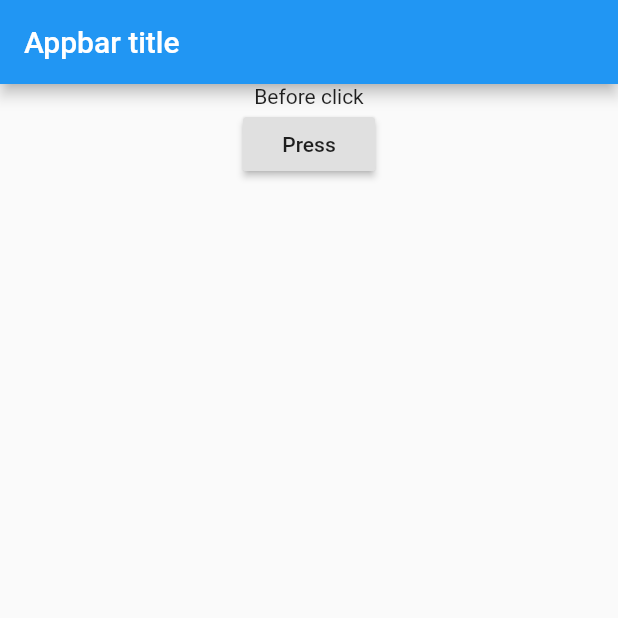
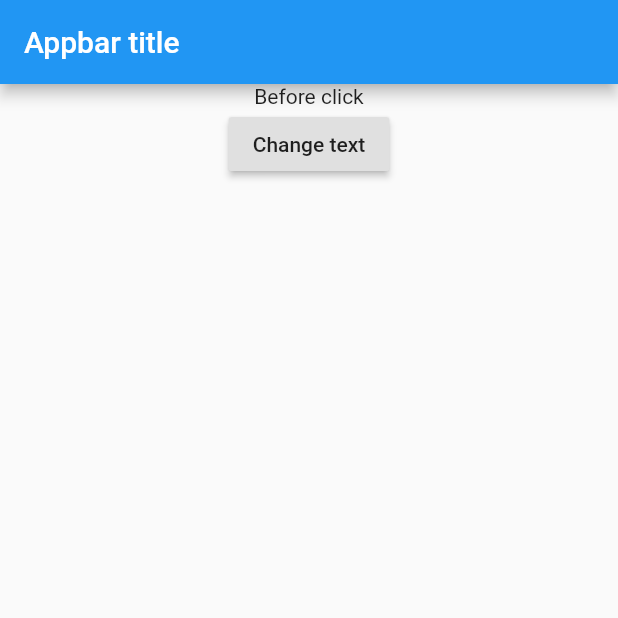
Before and after one commit to madhank93/Flutter_assignment_1, a Flutter app: the screen it shows after launch, on a phone screen of 412 x 824 dp, the top half of it. Run offline on Flutter 3.47's test engine with Material 2 defaults, Android fonts, the phone set to English and light mode, and no system bars.

Commit message:
Code clean up

```diff
--- a/lib/main.dart
+++ b/lib/main.dart
@@ -1,20 +1,10 @@
 import 'package:flutter/material.dart';
+import 'package:flutter_assignment/text_output.dart';
+import 'package:flutter_assignment/text_control.dart';
 
 void main() => runApp(BasicApp());
 
-class BasicApp extends StatefulWidget {
-  @override
-  _BasicAppState createState() => _BasicAppState();
-}
-
-class _BasicAppState extends State<BasicApp> {
-  String text = 'Before click';
-
-  void _changeText() {
-    setState(() {
-      text = 'after clicked';
-    });
-  }
+class BasicApp extends StatelessWidget {
 
   @override
   Widget build(BuildContext context) {
@@ -23,18 +13,7 @@ class _BasicAppState extends State<BasicApp> {
         appBar: AppBar(
           title: Text('Appbar title'),
         ),
-        body: Container(
-          width: double.infinity,
-          child: Column(
-            children: <Widget>[
-              Text(text),
-              RaisedButton(
-                onPressed: _changeText,
-                child: Text('Press'),
-              ),
-            ],
-          ),
-        ),
+        body: TextControl()
       ),
     );
   }
--- /dev/null
+++ b/lib/text_control.dart
@@ -0,0 +1,33 @@
+import 'package:flutter/material.dart';
+import 'package:flutter_assignment/text_output.dart';
+
+class TextControl extends StatefulWidget {
+  @override
+  _TextControlState createState() => _TextControlState();
+}
+
+class _TextControlState extends State<TextControl> {
+  String text = 'Before click';
+
+  @override
+  Widget build(BuildContext context) {
+    return Container(
+      width: double.infinity,
+      child: Column(
+        children: <Widget>[
+          InitialText(text),
+          RaisedButton(
+            onPressed: () {
+              setState(
+                () {
+                  text = 'after clicked';
+                },
+              );
+            },
+            child: Text('Change text'),
+          ),
+        ],
+      ),
+    );
+  }
+}
--- /dev/null
+++ b/lib/text_output.dart
@@ -0,0 +1,12 @@
+import 'package:flutter/material.dart';
+
+class InitialText extends StatelessWidget {
+  final String initialText;
+
+  InitialText (this.initialText);
+
+  @override
+  Widget build(BuildContext context) {
+    return Text(initialText);
+  }
+}
```
